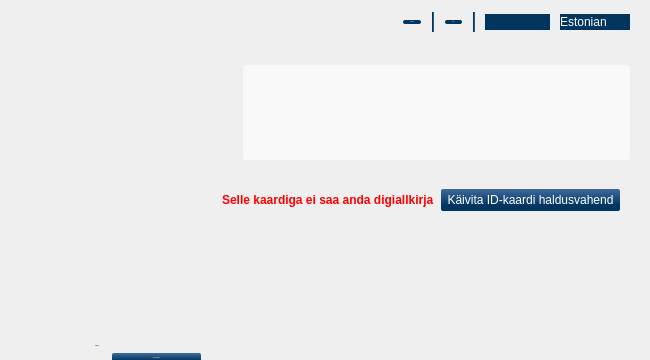
Old version of the form qdigidocclient/trunk/src/ui/MainWindow.ui in the repository tixsys/esteid; both pictures show x 0 to 650 and y 0 to 360 of the 650 by 540 pixel window.
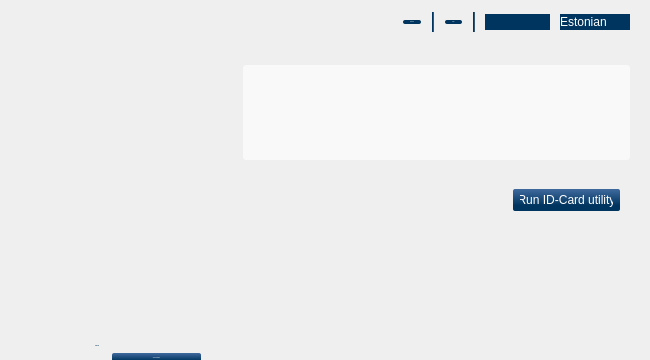
New version of the form. Icons and pictures are not drawn. Custom widgets are drawn as their Qt base class.

What changed in the file:
```diff
--- a/qdigidocclient/trunk/src/ui/MainWindow.ui
+++ b/qdigidocclient/trunk/src/ui/MainWindow.ui
@@ -341,7 +341,7 @@
            </property>
            <property name="sizeHint" stdset="0">
             <size>
-             <width>195</width>
+             <width>475</width>
              <height>20</height>
             </size>
            </property>
@@ -350,14 +350,14 @@
          <item>
           <widget class="QLabel" name="utilityLabel">
            <property name="text">
-            <string>Selle kaardiga ei saa anda digiallkirja</string>
+            <string/>
            </property>
           </widget>
          </item>
          <item>
           <widget class="QPushButton" name="utilityOpen">
            <property name="text">
-            <string>Käivita ID-kaardi haldusvahend</string>
+            <string>Run ID-Card utility</string>
            </property>
           </widget>
          </item>
```
